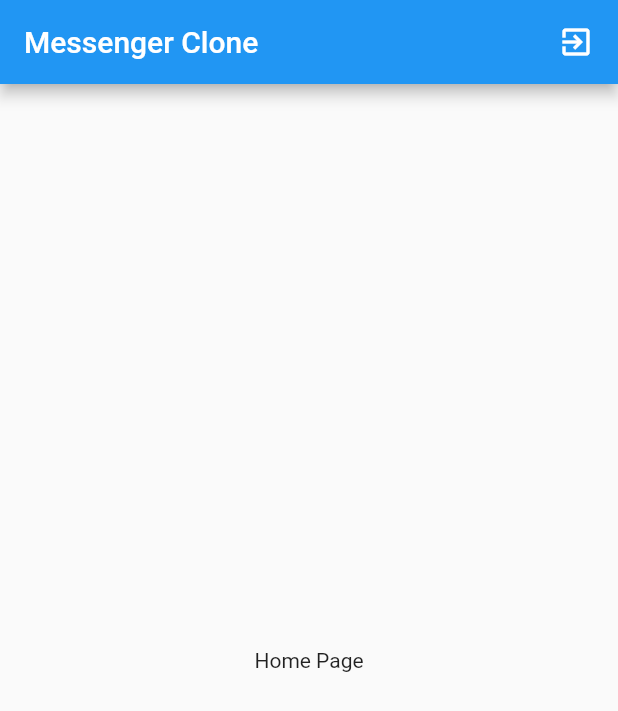
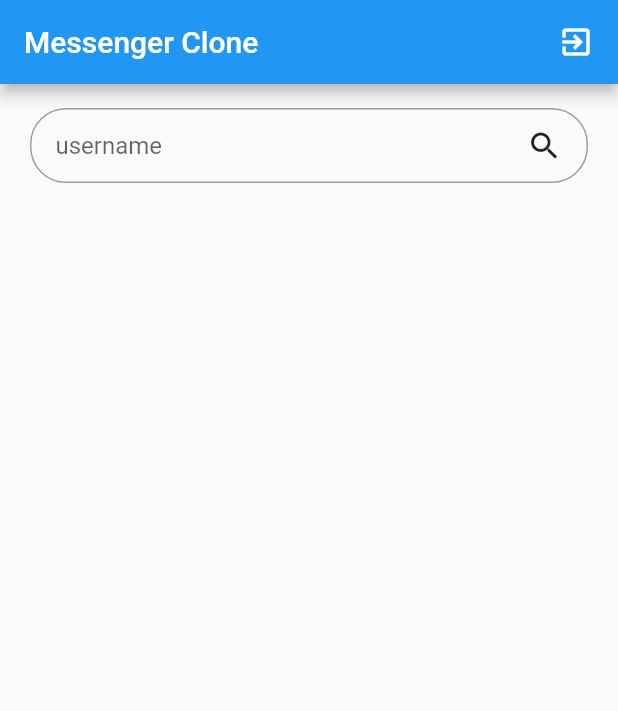
Before and after one commit to paedayz/FLUTTER_MESSEGER_CLONE, a Flutter app: the Home screen opened directly, on a phone screen of 412 x 824 dp. Shown: the top 711 px of the screen. Run offline on Flutter 3.47's test engine with Material 2 defaults, Android fonts, the phone set to English and light mode, and no system bars; our stand-ins replace cloud_firestore, firebase_auth, firebase_core, google_sign_in, shared_preferences; accounts and stored records are empty.

Commit message:
created searching box

```diff
--- a/lib/views/home.dart
+++ b/lib/views/home.dart
@@ -30,7 +30,35 @@ class _HomeState extends State<Home> {
       ),
       body: Center(
         child: Container(
-          child: Text('Home Page'),
+          margin: const EdgeInsets.symmetric(horizontal: 20),
+          child: Column(
+            children: [
+              Container(
+                margin: const EdgeInsets.symmetric(vertical: 16),
+                padding: const EdgeInsets.symmetric(horizontal: 16),
+                decoration: BoxDecoration(
+                    border: Border.all(
+                      color: Colors.grey,
+                      width: 1.0,
+                      style: BorderStyle.solid,
+                    ),
+                    borderRadius: BorderRadius.circular(24)),
+                child: Row(
+                  children: [
+                    Expanded(
+                      child: TextField(
+                        decoration: InputDecoration(
+                          border: InputBorder.none,
+                          hintText: 'username',
+                        ),
+                      ),
+                    ),
+                    Icon(Icons.search)
+                  ],
+                ),
+              )
+            ],
+          ),
         ),
       ),
     );
```
